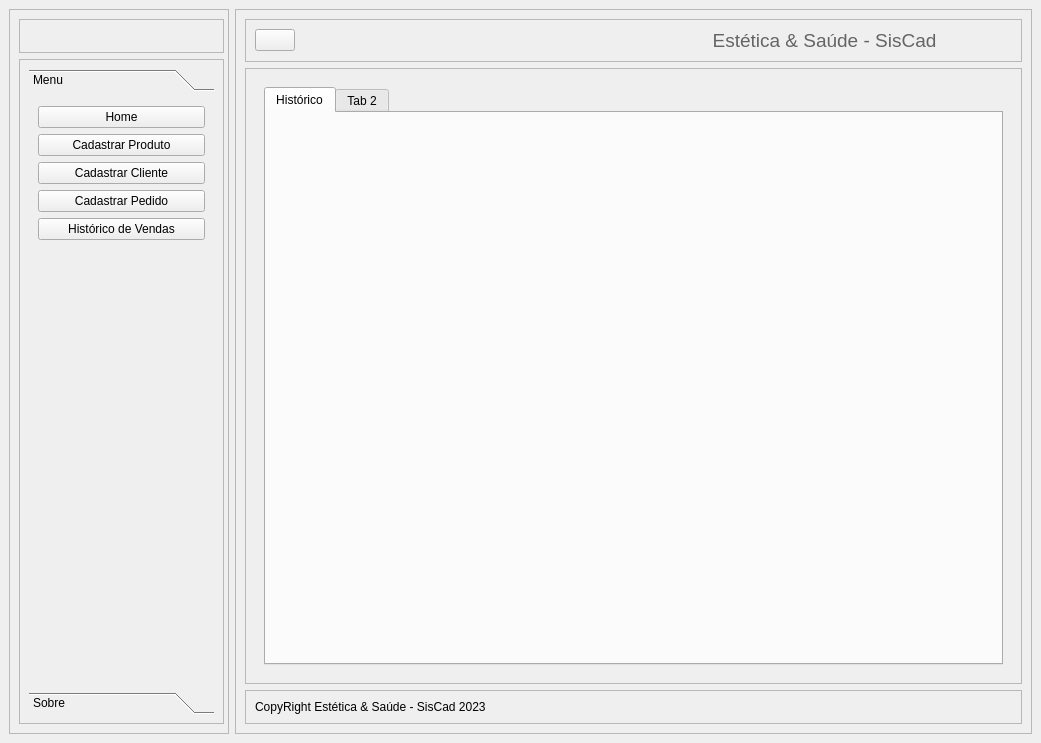
Before: the Qt Designer form cadastro.ui in StephanieFCruz/esteticaesaude, drawn with Qt 5.
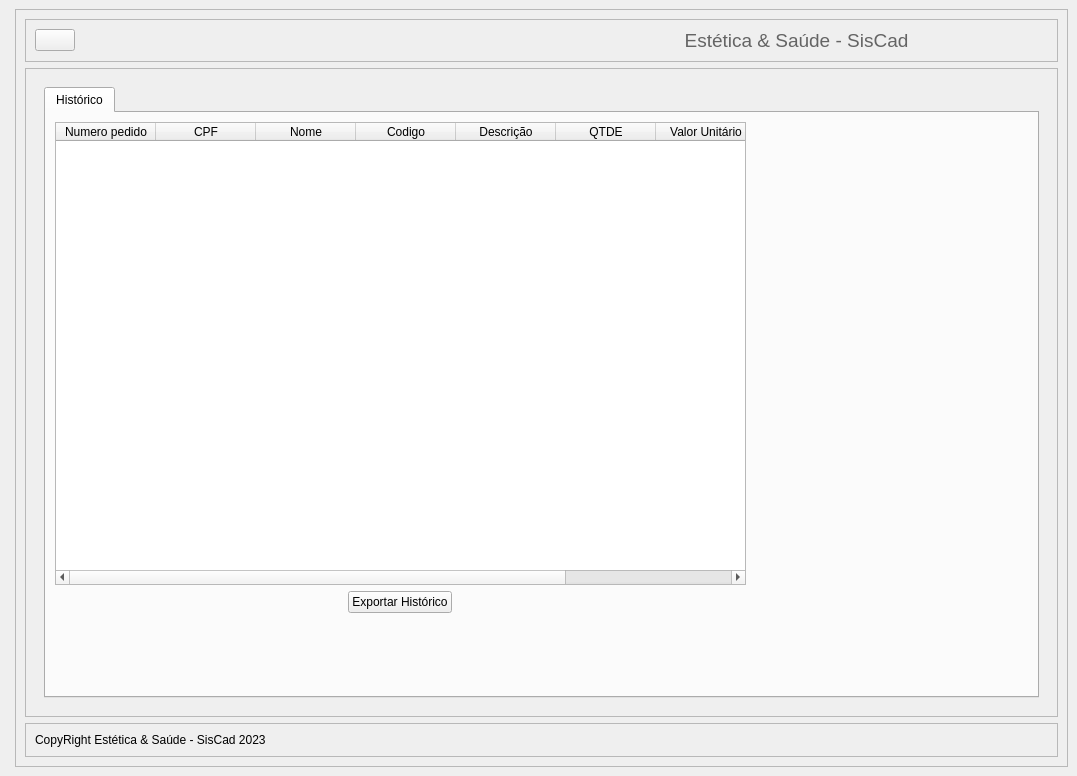
After: the same form once the commit is applied. The open tabs and pages were chosen to show the change. Icons and pictures are not drawn.

What changed in the file:
```diff
--- a/cadastro.ui
+++ b/cadastro.ui
@@ -6,8 +6,8 @@
    <rect>
     <x>0</x>
     <y>0</y>
-    <width>1041</width>
-    <height>743</height>
+    <width>1077</width>
+    <height>776</height>
    </rect>
   </property>
   <property name="windowTitle">
@@ -15,11 +15,11 @@
   </property>
   <widget class="QWidget" name="centralwidget">
    <layout class="QHBoxLayout" name="horizontalLayout">
-    <item>
+    <item alignment="Qt::AlignLeft">
      <widget class="QFrame" name="left_frame">
       <property name="minimumSize">
        <size>
-        <width>220</width>
+        <width>0</width>
         <height>0</height>
        </size>
       </property>
@@ -36,11 +36,11 @@
        <enum>QFrame::Raised</enum>
       </property>
       <layout class="QVBoxLayout" name="verticalLayout_2">
-       <item alignment="Qt::AlignLeft">
+       <item alignment="Qt::AlignHCenter">
         <widget class="QFrame" name="logo_frame">
          <property name="minimumSize">
           <size>
-           <width>205</width>
+           <width>220</width>
            <height>0</height>
           </size>
          </property>
@@ -65,7 +65,7 @@
         <widget class="QFrame" name="buttons_frame">
          <property name="minimumSize">
           <size>
-           <width>205</width>
+           <width>220</width>
            <height>0</height>
           </size>
          </property>
@@ -86,36 +86,84 @@
               <rect>
                <x>0</x>
                <y>0</y>
-               <width>185</width>
-               <height>589</height>
+               <width>203</width>
+               <height>605</height>
               </rect>
              </property>
              <attribute name="label">
               <string>Menu</string>
              </attribute>
              <layout class="QVBoxLayout" name="verticalLayout_7">
-              <item>
+              <item alignment="Qt::AlignHCenter">
                <widget class="QPushButton" name="btn_home">
+                <property name="minimumSize">
+                 <size>
+                  <width>185</width>
+                  <height>35</height>
+                 </size>
+                </property>
+                <property name="maximumSize">
+                 <size>
+                  <width>170</width>
+                  <height>25</height>
+                 </size>
+                </property>
                 <property name="cursor">
                  <cursorShape>PointingHandCursor</cursorShape>
                 </property>
                 <property name="text">
                  <string>Home</string>
                 </property>
+                <property name="iconSize">
+                 <size>
+                  <width>14</width>
+                  <height>14</height>
+                 </size>
+                </property>
                </widget>
               </item>
-              <item>
+              <item alignment="Qt::AlignHCenter">
                <widget class="QPushButton" name="btn_cad_produto">
+                <property name="minimumSize">
+                 <size>
+                  <width>185</width>
+                  <height>35</height>
+                 </size>
+                </property>
+                <property name="maximumSize">
+                 <size>
+                  <width>170</width>
+                  <height>25</height>
+                 </size>
+                </property>
                 <property name="cursor">
                  <cursorShape>PointingHandCursor</cursorShape>
                 </property>
                 <property name="text">
                  <string>Cadastrar Produto</string>
                 </property>
+                <property name="iconSize">
+                 <size>
+                  <width>14</width>
+                  <height>14</height>
+                 </size>
+                </property>
                </widget>
               </item>
-              <item>
+              <item alignment="Qt::AlignHCenter">
                <widget class="QPushButton" name="btn_cad_cliente">
+                <property name="minimumSize">
+                 <size>
+                  <width>185</width>
+                  <height>35</height>
+                 </size>
+                </property>
+                <property name="maximumSize">
+                 <size>
+                  <width>170</width>
+                  <height>25</height>
+                 </size>
+                </property>
                 <property name="cursor">
                  <cursorShape>PointingHandCursor</cursorShape>
                 </property>
@@ -124,8 +172,20 @@
                 </property>
                </widget>
               </item>
-              <item>
+              <item alignment="Qt::AlignHCenter">
                <widget class="QPushButton" name="btn_cad_pedido">
+                <property name="minimumSize">
+                 <size>
+                  <width>185</width>
+                  <height>35</height>
+                 </size>
+                </property>
+                <property name="maximumSize">
+                 <size>
+                  <width>170</width>
+                  <height>25</height>
+                 </size>
+                </property>
                 <property name="cursor">
                  <cursorShape>PointingHandCursor</cursorShape>
                 </property>
@@ -134,8 +194,20 @@
                 </property>
                </widget>
               </item>
-              <item>
+              <item alignment="Qt::AlignHCenter">
                <widget class="QPushButton" name="btn_historico">
+                <property name="minimumSize">
+                 <size>
+                  <width>185</width>
+                  <height>35</height>
+                 </size>
+                </property>
+                <property name="maximumSize">
+                 <size>
+                  <width>170</width>
+                  <height>25</height>
+                 </size>
+                </property>
                 <property name="cursor">
                  <cursorShape>PointingHandCursor</cursorShape>
                 </property>
@@ -715,11 +787,69 @@
                  <attribute name="title">
                   <string>Histórico</string>
                  </attribute>
-                </widget>
-                <widget class="QWidget" name="tab_10">
-                 <attribute name="title">
-                  <string>Tab 2</string>
-                 </attribute>
+                 <widget class="QWidget" name="layoutWidget">
+                  <property name="geometry">
+                   <rect>
+                    <x>9</x>
+                    <y>9</y>
+                    <width>691</width>
+                    <height>491</height>
+                   </rect>
+                  </property>
+                  <layout class="QVBoxLayout" name="verticalLayout_17">
+                   <item>
+                    <widget class="QTableWidget" name="tab_historico">
+                     <column>
+                      <property name="text">
+                       <string>Numero pedido</string>
+                      </property>
+                     </column>
+                     <column>
+                      <property name="text">
+                       <string>CPF</string>
+                      </property>
+                     </column>
+                     <column>
+                      <property name="text">
+                       <string>Nome</string>
+                      </property>
+                     </column>
+                     <column>
+                      <property name="text">
+                       <string>Codigo</string>
+                      </property>
+                     </column>
+                     <column>
+                      <property name="text">
+                       <string>Descrição</string>
+                      </property>
+                     </column>
+                     <column>
+                      <property name="text">
+                       <string>QTDE</string>
+                      </property>
+                     </column>
+                     <column>
+                      <property name="text">
+                       <string>Valor Unitário</string>
+                      </property>
+                     </column>
+                     <column>
+                      <property name="text">
+                       <string>Valor Total</string>
+                      </property>
+                     </column>
+                    </widget>
+                   </item>
+                   <item alignment="Qt::AlignHCenter">
+                    <widget class="QPushButton" name="btn_historico_export">
+                     <property name="text">
+                      <string>Exportar Histórico</string>
+                     </property>
+                    </widget>
+                   </item>
+                  </layout>
+                 </widget>
                 </widget>
                </widget>
               </item>
```
Left out of the diff: 7 changed lines with no effect on the pictures.
